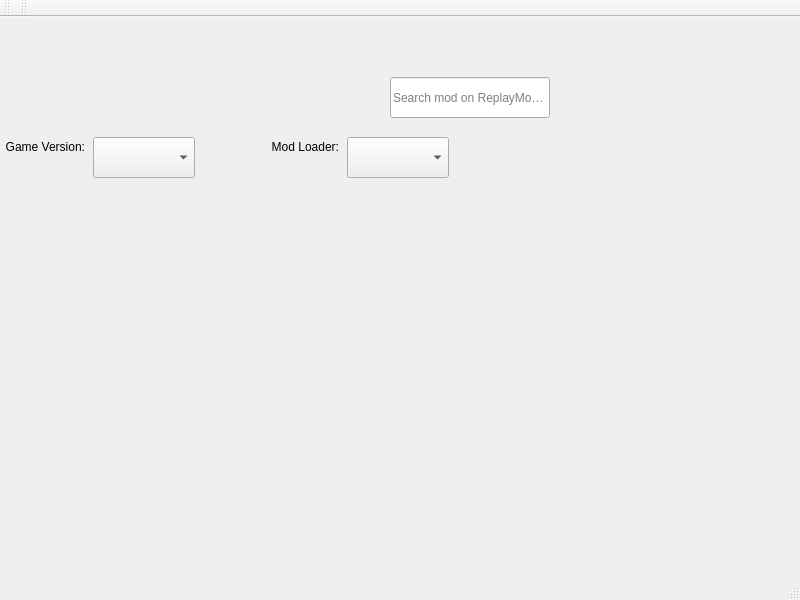
Before: the Qt Designer form src/ui/replay/replaymodbrowser.ui in kaniol-lck/modmanager, drawn with Qt 5.
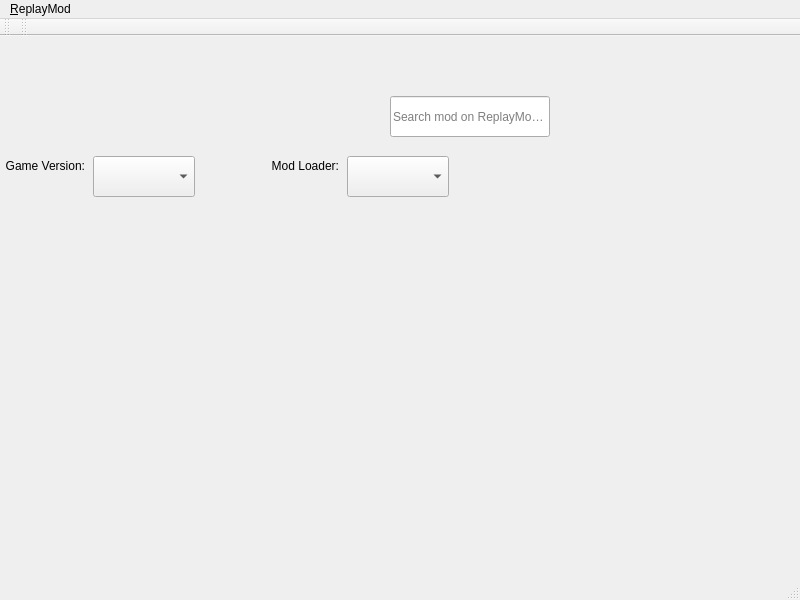
After: the same form once the commit is applied. Custom widgets are drawn as their Qt base class.

Commit message: merge menu bar

Diff of the .ui file:
```diff
--- a/src/ui/replay/replaymodbrowser.ui
+++ b/src/ui/replay/replaymodbrowser.ui
@@ -133,6 +133,22 @@
     <bool>false</bool>
    </attribute>
   </widget>
+  <widget class="QMenuBar" name="menuBar">
+   <property name="geometry">
+    <rect>
+     <x>0</x>
+     <y>0</y>
+     <width>800</width>
+     <height>27</height>
+    </rect>
+   </property>
+   <widget class="QMenu" name="menuReplayMod">
+    <property name="title">
+     <string>&amp;ReplayMod</string>
+    </property>
+   </widget>
+   <addaction name="menuReplayMod"/>
+  </widget>
  </widget>
  <customwidgets>
   <customwidget>
```
The commit also changes 14 other files.
